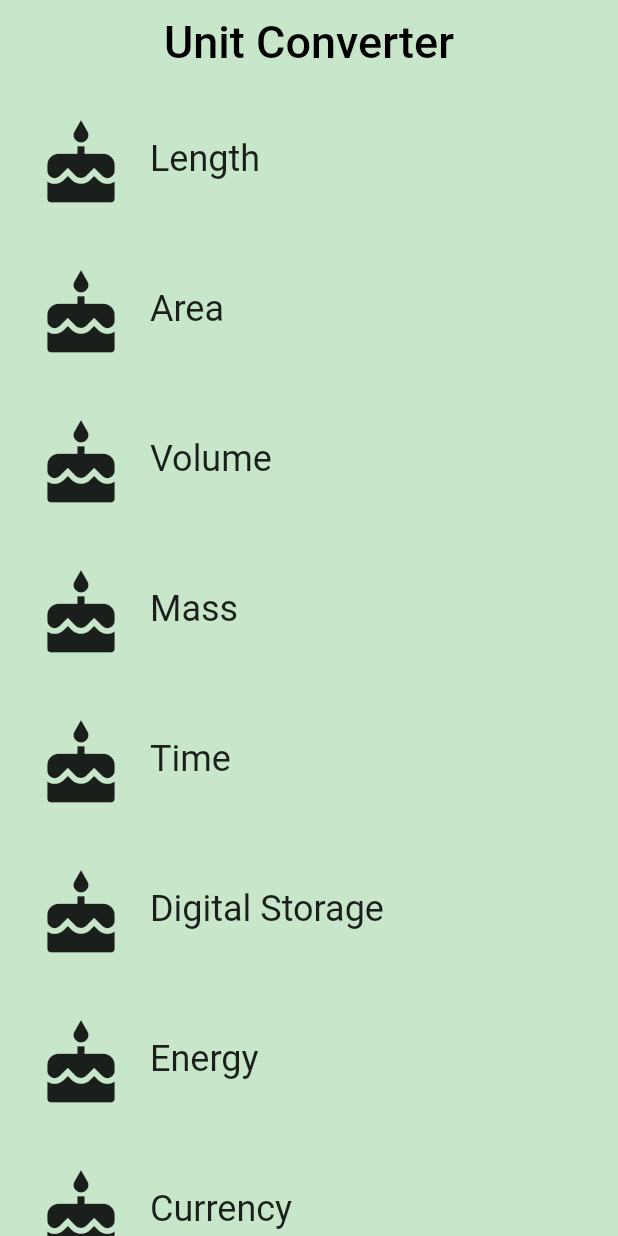
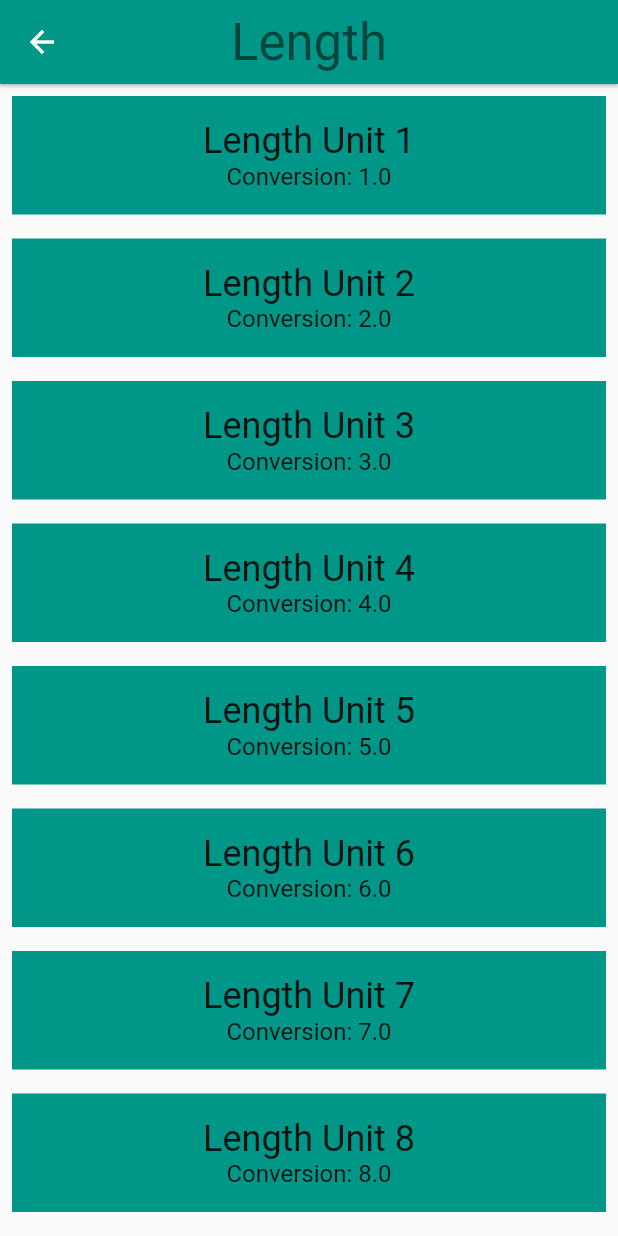
Before and after one commit to trinhcanhphuc/flutter_learning, a Flutter app: the screen it shows after launch, after a tap on "Length", on a phone screen of 412 x 824 dp. Run offline on Flutter 3.47's test engine with Material 2 defaults, Android fonts, the phone set to English and light mode, and no system bars.

Commit message:
Add conveter route

```diff
--- a/lib/category.dart
+++ b/lib/category.dart
@@ -5,6 +5,8 @@
 // To keep your imports tidy, follow the ordering guidelines at
 // https://www.dartlang.org/guides/language/effective-dart/style#ordering
 import 'package:flutter/material.dart';
+import 'package:hello_rectangle/converter_route.dart';
+import 'package:hello_rectangle/unit.dart';
 
 // @required is defined in the meta.dart package
 import 'package:meta/meta.dart';
@@ -22,6 +24,7 @@ class Category extends StatelessWidget {
   final String name;
   final ColorSwatch color;
   final IconData iconLocation;
+  final List<Unit> units;
 
   /// Creates a [Category].
   ///
@@ -35,10 +38,37 @@ class Category extends StatelessWidget {
     @required this.name,
     @required this.color,
     @required this.iconLocation,
+    @required this.units,
   })  : assert(name != null),
         assert(color != null),
         assert(iconLocation != null),
+        assert(units != null),
         super(key: key);
+
+  /// Navigates to the [ConverterRoute].
+  void _navigateToConverter(BuildContext context) {
+    // TODO: Using the Navigator, navigate to the [ConverterRoute]
+    if (Navigator.of(context).canPop()) {
+      Navigator.of(context).pop();
+    }
+    Navigator.of(context)
+        .push(MaterialPageRoute<Null>(builder: (BuildContext context) {
+      return Scaffold(
+          appBar: AppBar(
+            elevation: 1.0,
+            title: Text(
+              name,
+              style: Theme.of(context).textTheme.display1,
+            ),
+            centerTitle: true,
+            backgroundColor: color,
+          ),
+          body: ConverterRoute(
+            color: color,
+            units: units,
+          ));
+    }));
+  }
 
   /// Builds a custom widget that shows [Category] information.
   ///
@@ -59,8 +89,9 @@ class Category extends StatelessWidget {
           splashColor: color,
           // We can use either the () => function() or the () { function(); }
           // syntax.
+          // TODO: Update this onTap property to call _navigateToConverter()
           onTap: () {
-            print('I was tapped!');
+            _navigateToConverter(context);
           },
           child: Padding(
             padding: EdgeInsets.all(8.0),
--- a/lib/category_route.dart
+++ b/lib/category_route.dart
@@ -3,13 +3,11 @@
 // found in the LICENSE file.
 
 import 'package:flutter/material.dart';
-import 'package:hello_rectangle/category.dart';
+import 'package:hello_rectangle/unit.dart';
+
+import 'category.dart';
 
 final _backgroundColor = Colors.green[100];
-
-// TODO: Check if we need to import anything
-
-// TODO: Define any constants
 
 /// Category Route (screen).
 ///
@@ -43,34 +41,56 @@ class CategoryRoute extends StatelessWidget {
     Colors.red,
   ];
 
+  /// Makes the correct number of rows for the list view.
+  ///
+  /// For portrait, we use a [ListView].
+  Widget _buildCategoryWidgets(List<Widget> categories) {
+    return ListView.builder(
+      itemBuilder: (BuildContext context, int index) => categories[index],
+      itemCount: categories.length,
+    );
+  }
+
+  /// Returns a list of mock [Unit]s.
+  List<Unit> _retrieveUnitList(String categoryName) {
+    return List.generate(10, (int i) {
+      i += 1;
+      return Unit(
+        name: '$categoryName Unit $i',
+        conversion: i.toDouble(),
+      );
+    });
+  }
+
   @override
   Widget build(BuildContext context) {
-    // TODO: Create a list of the eight Categories, using the names and colors
-    // from above. Use a placeholder icon, such as `Icons.cake` for each
-    // Category. We'll add custom icons later.
+    final categories = <Category>[];
 
-    // TODO: Create a list view of the Categories
+    for (var i = 0; i < _categoryNames.length; i++) {
+      categories.add(Category(
+        name: _categoryNames[i],
+        color: _baseColors[i],
+        iconLocation: Icons.cake,
+        units: _retrieveUnitList(_categoryNames[i]),
+      ));
+    }
+
     final listView = Container(
-      child: ListView.builder(
-          itemCount: _categoryNames.length,
-          itemBuilder: (BuildContext context, int index) {
-            return Category(
-              name: _categoryNames[index],
-              color: _baseColors[index],
-              iconLocation: Icons.cake,
-            );
-          }),
       color: _backgroundColor,
+      padding: EdgeInsets.symmetric(horizontal: 8.0),
+      child: _buildCategoryWidgets(categories),
     );
 
-    // TODO: Create an App Bar
     final appBar = AppBar(
-      title: Center(
-          child: Text(
+      elevation: 0.0,
+      title: Text(
         'Unit Converter',
-        style: TextStyle(fontSize: 30.0, color: Colors.black),
-      )),
-      elevation: 0.0,
+        style: TextStyle(
+          color: Colors.black,
+          fontSize: 30.0,
+        ),
+      ),
+      centerTitle: true,
       backgroundColor: _backgroundColor,
     );
 
--- /dev/null
+++ b/lib/converter_route.dart
@@ -0,0 +1,57 @@
+// Copyright 2018 The Chromium Authors. All rights reserved.
+// Use of this source code is governed by a BSD-style license that can be
+// found in the LICENSE file.
+
+import 'package:flutter/material.dart';
+import 'package:hello_rectangle/unit.dart';
+import 'package:meta/meta.dart';
+
+/// Converter screen where users can input amounts to convert.
+///
+/// Currently, it just displays a list of mock units.
+///
+/// While it is named ConverterRoute, a more apt name would be ConverterScreen,
+/// because it is responsible for the UI at the route's destination.
+class ConverterRoute extends StatelessWidget {
+  /// Color for this [Category].
+  final Color color;
+
+  /// Units for this [Category].
+  final List<Unit> units;
+
+  /// This [ConverterRoute] requires the color and units to not be null.
+  // TODO: Pass in the [Category]'s color
+  const ConverterRoute({
+    @required this.color,
+    @required this.units,
+  })  : assert(color != null),
+        assert(units != null);
+
+  @override
+  Widget build(BuildContext context) {
+    // Here is just a placeholder for a list of mock units
+    final unitWidgets = units.map((Unit unit) {
+      // TODO: Set the color for this Container
+      return Container(
+          margin: EdgeInsets.all(8.0),
+          padding: EdgeInsets.all(16.0),
+          child: Column(
+            children: <Widget>[
+              Text(
+                unit.name,
+                style: Theme.of(context).textTheme.headline,
+              ),
+              Text(
+                'Conversion: ${unit.conversion}',
+                style: Theme.of(context).textTheme.subhead,
+              ),
+            ],
+          ),
+          color: this.color);
+    }).toList();
+
+    return ListView(
+      children: unitWidgets,
+    );
+  }
+}
--- /dev/null
+++ b/lib/unit.dart
@@ -0,0 +1,27 @@
+// Copyright 2018 The Chromium Authors. All rights reserved.
+// Use of this source code is governed by a BSD-style license that can be
+// found in the LICENSE file.
+
+import 'package:meta/meta.dart';
+
+/// Information about a [Unit].
+class Unit {
+  final String name;
+  final double conversion;
+
+  /// A [Unit] stores its name and conversion factor.
+  ///
+  /// An example would be 'Meter' and '1.0'.
+  const Unit({
+    @required this.name,
+    @required this.conversion,
+  })  : assert(name != null),
+        assert(conversion != null);
+
+  /// Creates a [Unit] from a JSON object.
+  Unit.fromJson(Map jsonMap)
+      : assert(jsonMap['name'] != null),
+        assert(jsonMap['conversion'] != null),
+        name = jsonMap['name'],
+        conversion = jsonMap['conversion'].toDouble();
+}
```
Also changed, not shown: lib/main.dart (+7 -5 lines).
